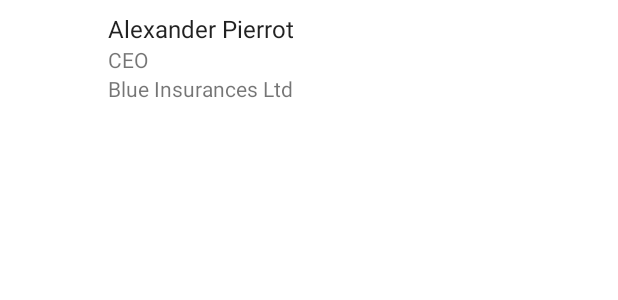
After one commit to gussm07/CRM_LEADS, an Android app: the layout list_item_lead.xml on its own in the app's theme, with its tools: preview values and no code run, on a phone screen of 412 x 824 dp. The commit adds this screen. Shown: the top 300 px of the screen. Run offline under Robolectric (Android 15) with nearby library versions, the phone set to English and light mode, and no system bars.

Commit message:
Lista personas

```diff
--- /dev/null
+++ b/app/src/main/res/layout/list_item_lead.xml
@@ -0,0 +1,50 @@
+<?xml version="1.0" encoding="utf-8"?>
+<RelativeLayout xmlns:android="http://schemas.android.com/apk/res/android"
+    android:layout_width="match_parent"
+    android:layout_height="match_parent"
+    xmlns:tools="http://schemas.android.com/tools"
+    android:minHeight="?attr/listPreferredItemHeight"
+    android:orientation="vertical"
+    android:paddingBottom="8dp"
+    android:paddingStart="16dp"
+    android:paddingEnd="16dp"
+    android:paddingTop="8dp">
+
+    <ImageView
+        android:id="@+id/iv_avatar"
+        android:layout_width="40dp"
+        android:layout_height="40dp"
+        android:layout_alignParentStart="true"
+        android:layout_alignParentTop="true"
+        android:layout_marginStart="9dp"
+        android:layout_marginTop="17dp"
+        android:contentDescription="@string/iv_avatar" />
+
+    <TextView
+        android:id="@+id/tv_name"
+        android:layout_width="wrap_content"
+        android:layout_height="wrap_content"
+        android:layout_marginStart="56dp"
+        android:text="@string/nombre"
+        android:textAppearance="?attr/textAppearanceListItem"
+        tools:text="Alexander Pierrot" />
+
+    <TextView
+        android:id="@+id/tv_title"
+        android:layout_width="wrap_content"
+        android:layout_height="wrap_content"
+        android:layout_alignStart="@+id/tv_name"
+        android:layout_below="@+id/tv_name"
+        android:text="@string/cargo"
+        tools:text="CEO" />
+
+    <TextView
+        android:id="@+id/tv_company"
+        android:layout_width="wrap_content"
+        android:layout_height="wrap_content"
+        android:layout_alignStart="@+id/tv_name"
+        android:layout_below="@+id/tv_title"
+        android:text="@string/compañia"
+        tools:text="Blue Insurances Ltd" />
+
+</RelativeLayout>
--- /dev/null
+++ b/app/src/main/res/values/dimens.xml
@@ -0,0 +1,4 @@
+<?xml version="1.0" encoding="utf-8"?>
+<resources>
+    <dimen name="activity_horizontal_margin">16</dimen>
+</resources>
--- a/app/src/main/res/values/strings.xml
+++ b/app/src/main/res/values/strings.xml
@@ -2,4 +2,9 @@
     <string name="app_name">CRM_LEADS</string>
     <!-- TODO: Remove or change this placeholder text -->
     <string name="hello_blank_fragment">Hello blank fragment</string>
+    <string name="nombre">Nombre</string>
+    <string name="cargo">Cargo</string>
+    <string name="compañia">Compañía</string>
+    <string name="todo">TODO</string>
+    <string name="iv_avatar">TODO</string>
 </resources>
```
Also changed, not shown: app/src/main/java/edu/ieu/crm_leads/Fragment/LeadsRepository.java (added, +38 -0 lines), app/src/main/java/edu/ieu/crm_leads/Fragment/Modelo/Lead.java (added, +68 -0 lines), app/src/main/java/edu/ieu/crm_leads/Fragment/Modelo/LeadsAdapter.java (added, +51 -0 lines), app/src/main/res/drawable/lead_photo_1.jpg (added), app/src/main/res/drawable/lead_photo_2.jpg (added), app/src/main/res/drawable/lead_photo_3.jpg (added), app/src/main/res/drawable/lead_photo_4.jpg (added), app/src/main/res/drawable/lead_photo_5.jpg (added), app/src/main/res/drawable/lead_photo_6.jpg (added), app/src/main/res/drawable/lead_photo_7.jpg (added).
